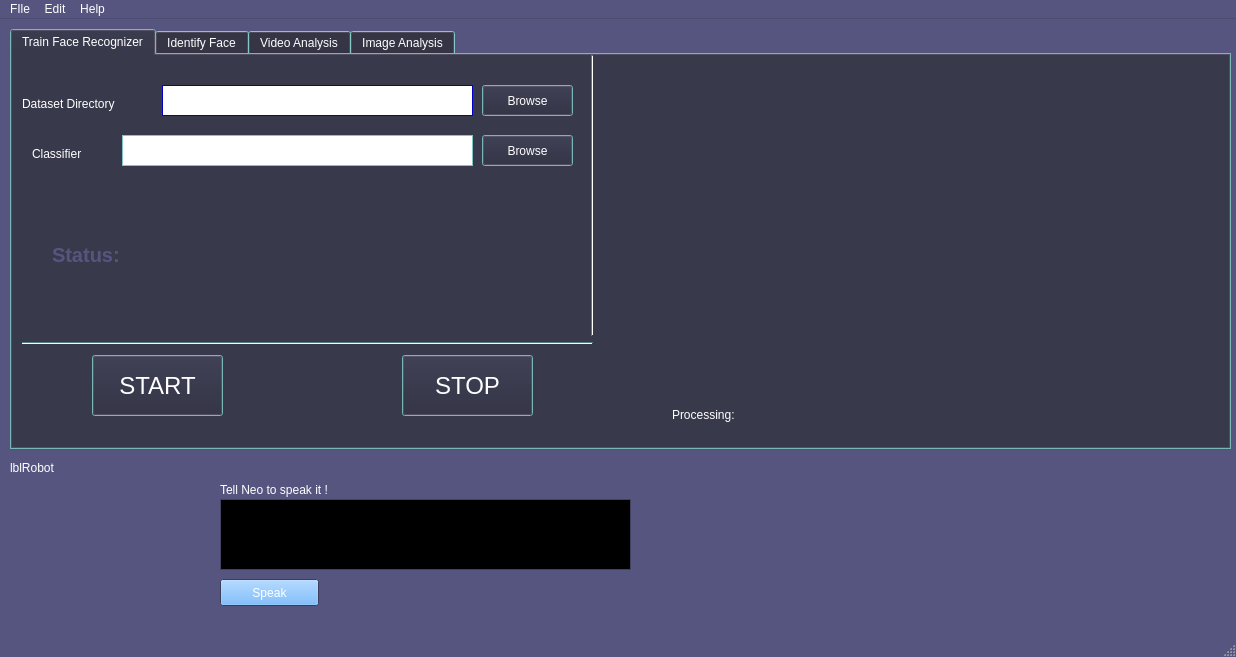
Old version of the form app.ui in the repository stoic1979/robovision.
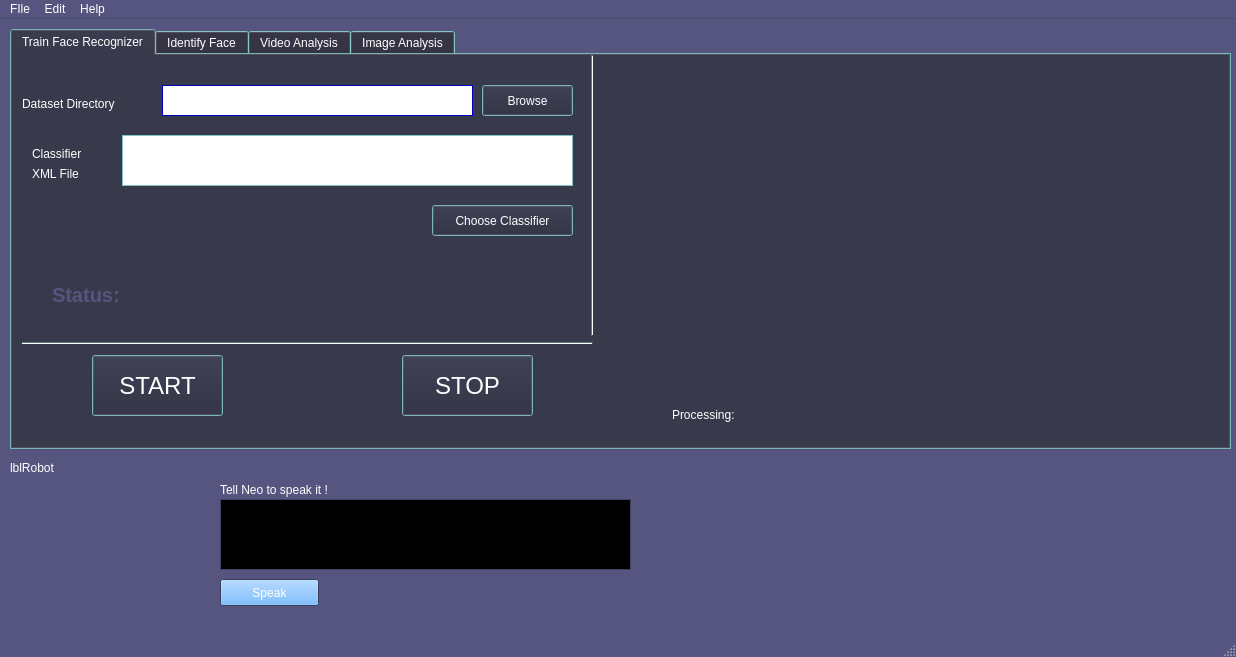
New version of the form. The open tabs and pages were chosen to show the change.

Diff of the .ui file:
```diff
--- a/app.ui
+++ b/app.ui
@@ -1521,8 +1521,8 @@
        <rect>
         <x>110</x>
         <y>80</y>
-        <width>351</width>
-        <height>31</height>
+        <width>451</width>
+        <height>51</height>
        </rect>
       </property>
       <property name="palette">
@@ -1593,9 +1593,9 @@
      <widget class="QPushButton" name="btnBrowseClassifierForFaceTrainer">
       <property name="geometry">
        <rect>
-        <x>470</x>
-        <y>80</y>
-        <width>91</width>
+        <x>420</x>
+        <y>150</y>
+        <width>141</width>
         <height>31</height>
        </rect>
       </property>
@@ -1637,14 +1637,14 @@
        </palette>
       </property>
       <property name="text">
-       <string>Browse</string>
+       <string>Choose Classifier</string>
       </property>
      </widget>
      <widget class="QLabel" name="lblFaceTrainingStatus">
       <property name="geometry">
        <rect>
         <x>40</x>
-        <y>190</y>
+        <y>230</y>
         <width>481</width>
         <height>20</height>
        </rect>
@@ -1735,6 +1735,19 @@
       </property>
       <layout class="QHBoxLayout" name="hlayoutFaceTrainingImg"/>
      </widget>
+     <widget class="QLabel" name="label_17">
+      <property name="geometry">
+       <rect>
+        <x>20</x>
+        <y>110</y>
+        <width>68</width>
+        <height>17</height>
+       </rect>
+      </property>
+      <property name="text">
+       <string>XML File</string>
+      </property>
+     </widget>
     </widget>
     <widget class="QWidget" name="tab_4">
      <attribute name="title">
```
Left out of the diff: 23 changed lines with no effect on the pictures.
